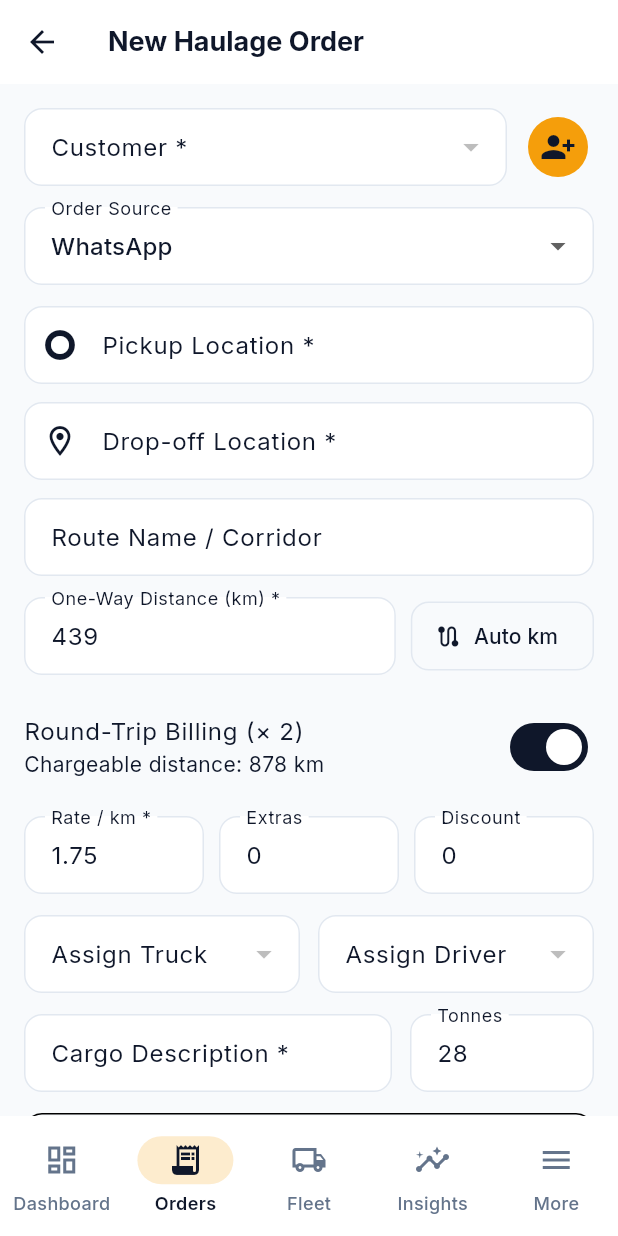
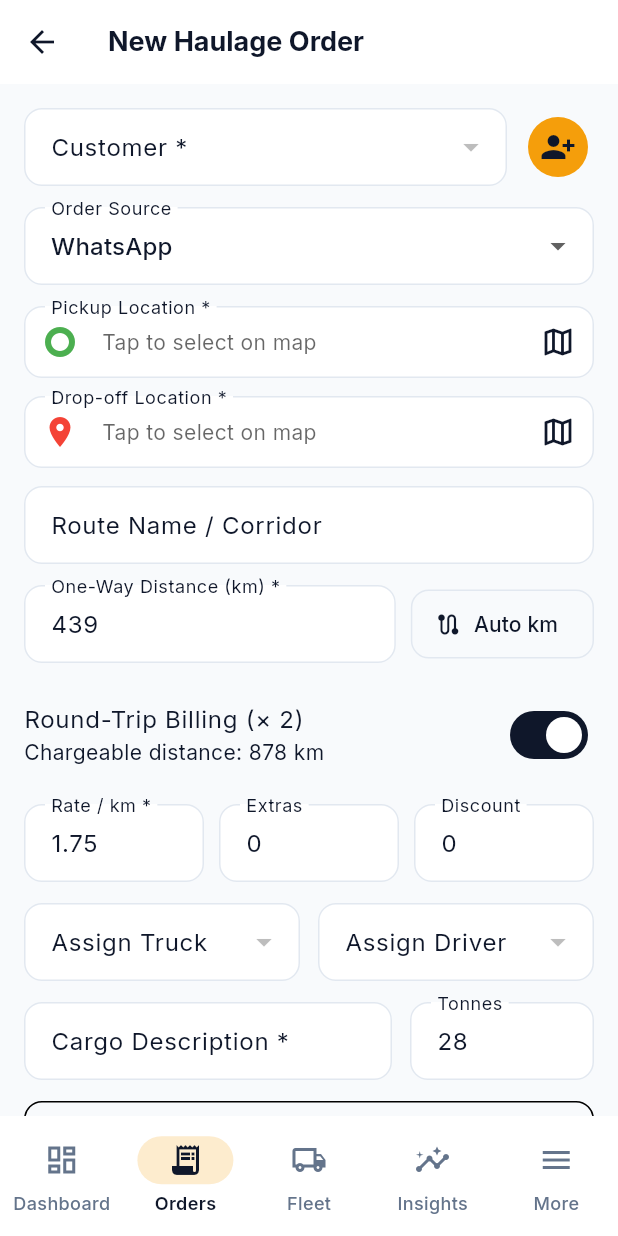
Before and after one commit to coderashe/Truck, a Flutter app: the OrderFormScreen screen opened by its route, on a phone screen of 412 x 824 dp. Run offline on Flutter 3.47's test engine with Material 3 defaults, Android fonts, the phone set to English and light mode, and no system bars; our stand-ins replace cloud_firestore, firebase_auth, firebase_core, firebase_storage, fl_chart, flutter_animate and 10 more; accounts and stored records are empty.

Commit message:
feat: truck app icon + Google Maps location picker on order form

```diff
--- a/flutter_app/lib/features/orders/order_form_screen.dart
+++ b/flutter_app/lib/features/orders/order_form_screen.dart
@@ -8,6 +8,7 @@ import '../../core/theme/app_theme.dart';
 import '../../core/utils/formatters.dart';
 import '../../core/utils/price_calculator.dart';
 import '../../core/utils/validators.dart';
+import '../../shared/widgets/location_picker_screen.dart';
 
 class OrderFormScreen extends ConsumerStatefulWidget {
   const OrderFormScreen({super.key});
@@ -82,6 +83,28 @@ class _OrderFormScreenState extends ConsumerState<OrderFormScreen> {
       extras: double.tryParse(_extrasCtrl.text.trim()) ?? 0,
       discount: double.tryParse(_discountCtrl.text.trim()) ?? 0,
     );
+  }
+
+  Future<void> _openLocationPicker({required bool isPickup}) async {
+    final result = await Navigator.of(context).push<GeoPointLocation>(
+      MaterialPageRoute(
+        fullscreenDialog: true,
+        builder: (_) => LocationPickerScreen(
+          title: isPickup ? 'Pickup' : 'Drop-off',
+          initial: isPickup ? _pickupGeo : _dropoffGeo,
+        ),
+      ),
+    );
+    if (result == null) return;
+    setState(() {
+      if (isPickup) {
+        _pickupGeo = result;
+        _pickupCtrl.text = result.address;
+      } else {
+        _dropoffGeo = result;
+        _dropoffCtrl.text = result.address;
+      }
+    });
   }
 
   Future<void> _autoCalculateDistance() async {
@@ -327,24 +350,24 @@ class _OrderFormScreenState extends ConsumerState<OrderFormScreen> {
               onChanged: (v) => setState(() => _source = v ?? OrderSource.whatsapp),
             ),
             const SizedBox(height: 14),
-            TextFormField(
+            // Pickup — tap to open map picker
+            _LocationTile(
+              label: 'Pickup Location *',
+              icon: Icons.trip_origin,
+              iconColor: Colors.green,
+              onTap: () => _openLocationPicker(isPickup: true),
+              validator: (v) => AppValidators.requiredField(v, 'Pickup location'),
               controller: _pickupCtrl,
-              decoration: const InputDecoration(
-                labelText: 'Pickup Location *',
-                hintText: 'e.g. Harare Industrial Depot',
-                prefixIcon: Icon(Icons.trip_origin),
-              ),
-              validator: (v) => AppValidators.requiredField(v, 'Pickup location'),
             ),
             const SizedBox(height: 12),
-            TextFormField(
+            // Drop-off — tap to open map picker
+            _LocationTile(
+              label: 'Drop-off Location *',
+              icon: Icons.location_on,
+              iconColor: Colors.red,
+              onTap: () => _openLocationPicker(isPickup: false),
+              validator: (v) => AppValidators.requiredField(v, 'Drop-off location'),
               controller: _dropoffCtrl,
-              decoration: const InputDecoration(
-                labelText: 'Drop-off Location *',
-                hintText: 'e.g. Bulawayo Belmont Warehouse',
-                prefixIcon: Icon(Icons.location_on_outlined),
-              ),
-              validator: (v) => AppValidators.requiredField(v, 'Drop-off location'),
             ),
             const SizedBox(height: 12),
             TextFormField(
@@ -589,3 +612,65 @@ class _OrderFormScreenState extends ConsumerState<OrderFormScreen> {
     );
   }
 }
+
+// ── Location tile widget ─────────────────────────────────────────────────────
+
+class _LocationTile extends StatelessWidget {
+  final String label;
+  final IconData icon;
+  final Color iconColor;
+  final VoidCallback onTap;
+  final String? Function(String?)? validator;
+  final TextEditingController controller;
+
+  const _LocationTile({
+    required this.label,
+    required this.icon,
+    required this.iconColor,
+    required this.onTap,
+    required this.controller,
+    this.validator,
+  });
+
+  @override
+  Widget build(BuildContext context) {
+    final theme = Theme.of(context);
+    return FormField<String>(
+      initialValue: controller.text,
+      validator: (_) => validator?.call(controller.text),
+      builder: (state) {
+        return Column(
+          crossAxisAlignment: CrossAxisAlignment.start,
+          children: [
+            InkWell(
+              onTap: onTap,
+              borderRadius: BorderRadius.circular(12),
+              child: InputDecorator(
+                decoration: InputDecoration(
+                  labelText: label,
+                  prefixIcon: Icon(icon, color: iconColor),
+                  suffixIcon: const Icon(Icons.map_outlined),
+                  errorText: state.errorText,
+                  border: OutlineInputBorder(
+                    borderRadius: BorderRadius.circular(12),
+                  ),
+                ),
+                child: Text(
+                  controller.text.isNotEmpty
+                      ? controller.text
+                      : 'Tap to select on map',
+                  style: controller.text.isNotEmpty
+                      ? theme.textTheme.bodyMedium
+                      : theme.textTheme.bodyMedium
+                          ?.copyWith(color: theme.hintColor),
+                  overflow: TextOverflow.ellipsis,
+                  maxLines: 1,
+                ),
+              ),
+            ),
+          ],
+        );
+      },
+    );
+  }
+}
```
Also changed, not shown: flutter_app/lib/core/services/maps_service.dart (+16 -0 lines), flutter_app/lib/shared/widgets/location_picker_screen.dart (added, +347 -0 lines), flutter_app/pubspec.yaml (+11 -0 lines), flutter_app/assets/icons/truck_icon.png (added), flutter_app/assets/icons/truck_icon_fg.png (added), 13 other files.
